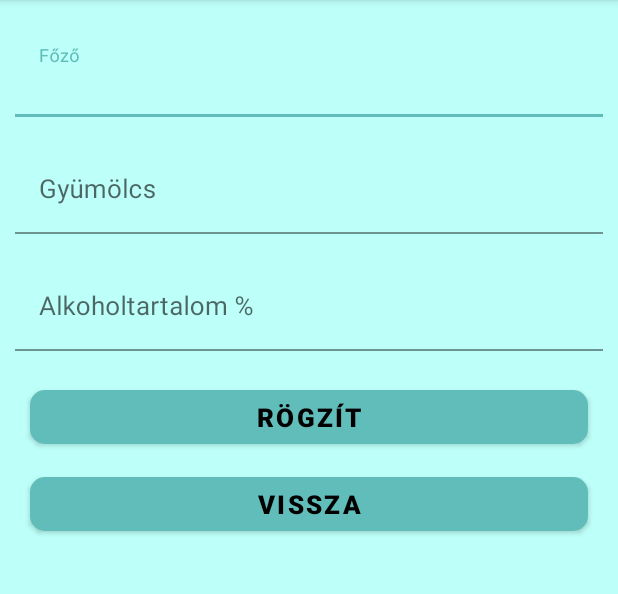
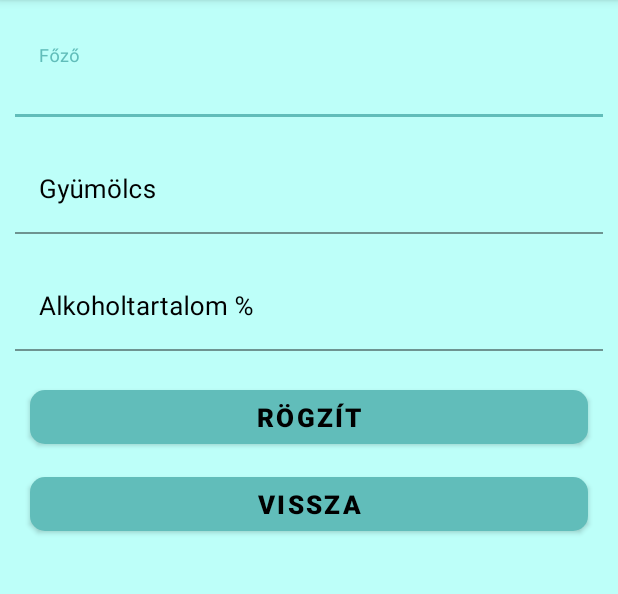
Before and after one commit to Erdodif/PalinkaApp, an Android app: the AdatFelvetelActivity screen opened directly, with no data from a screen before it, on a phone screen of 412 x 824 dp, the part 84-678 px from its top. Run offline under Robolectric (Android 15) with nearby library versions, the phone set to English and light mode, and no system bars.

Commit message:
A megjelenés igazítása, illetve az activity-k közötti átjárás megvalósítása

```diff
--- a/app/src/main/java/hu/petrik/sqlitealone/AdatFelvetelActivity.kt
+++ b/app/src/main/java/hu/petrik/sqlitealone/AdatFelvetelActivity.kt
@@ -9,5 +9,9 @@ class AdatFelvetelActivity : AppCompatActivity() {
         super.onCreate(savedInstanceState)
         val bind = ActivityAdatFelvetelBinding.inflate(layoutInflater)
         setContentView(bind.root)
+
+        bind.btnVissza.setOnClickListener {
+            FCompanion.swapActivity(this,MainActivity())
+        }
     }
 }
--- a/app/src/main/java/hu/petrik/sqlitealone/AdatKeresesActivity.kt
+++ b/app/src/main/java/hu/petrik/sqlitealone/AdatKeresesActivity.kt
@@ -9,5 +9,9 @@ class AdatKeresesActivity : AppCompatActivity() {
         super.onCreate(savedInstanceState)
         val bind = ActivityAdatKeresesBinding.inflate(layoutInflater)
         setContentView(bind.root)
+
+        bind.btnVissza.setOnClickListener {
+            FCompanion.swapActivity(this,MainActivity())
+        }
     }
 }
--- a/app/src/main/res/layout/activity_adat_felvetel.xml
+++ b/app/src/main/res/layout/activity_adat_felvetel.xml
@@ -13,42 +13,51 @@
         android:id="@+id/inputLayout_Fozo"
         android:layout_width="match_parent"
         android:layout_height="wrap_content"
-        android:layout_margin="10dp">
+        android:layout_margin="10dp"
+        android:textColor="@color/black"
+        android:textColorHint="@color/black"
+        android:hint="@string/fozo">
         <com.google.android.material.textfield.TextInputEditText
             android:layout_width="match_parent"
             android:layout_height="wrap_content"
             android:background="@color/Tetriary"
-            android:hint="@string/fozo"
             android:textSize="17sp"
-            android:inputType="text"/>
+            android:inputType="text"
+            android:textColor="@color/black"/>
     </com.google.android.material.textfield.TextInputLayout>
 
     <com.google.android.material.textfield.TextInputLayout
         android:id="@+id/inputLayout_Gyumolcs"
         android:layout_width="match_parent"
         android:layout_height="wrap_content"
-        android:layout_margin="10dp">
+        android:layout_margin="10dp"
+        android:textColor="@color/black"
+        android:textColorHint="@color/black"
+        android:hint="@string/gyumolcs">
         <com.google.android.material.textfield.TextInputEditText
             android:layout_width="match_parent"
             android:layout_height="wrap_content"
             android:background="@color/Tetriary"
-            android:hint="@string/gyumolcs"
             android:textSize="17sp"
-            android:inputType="text"/>
+            android:inputType="text"
+            android:textColor="@color/black"/>
     </com.google.android.material.textfield.TextInputLayout>
 
     <com.google.android.material.textfield.TextInputLayout
         android:id="@+id/inputLayout_Alkohol"
         android:layout_width="match_parent"
         android:layout_height="wrap_content"
-        android:layout_margin="10dp">
+        android:layout_margin="10dp"
+        android:textColor="@color/black"
+        android:textColorHint="@color/black"
+        android:hint="@string/alkoholtartalom">
         <com.google.android.material.textfield.TextInputEditText
             android:layout_width="match_parent"
             android:layout_height="wrap_content"
             android:background="@color/Tetriary"
-            android:hint="@string/alkoholtartalom"
             android:textSize="17sp"
-            android:inputType="number"/>
+            android:inputType="number"
+            android:textColor="@color/black"/>
     </com.google.android.material.textfield.TextInputLayout>
 
     <com.google.android.material.button.MaterialButton
```
Also changed, not shown: app/src/main/java/hu/petrik/sqlitealone/FCompanion.kt (added, +18 -0 lines), app/src/main/java/hu/petrik/sqlitealone/MainActivity.kt (+8 -0 lines), app/src/main/res/layout/activity_adat_kereses.xml (+12 -6 lines).
